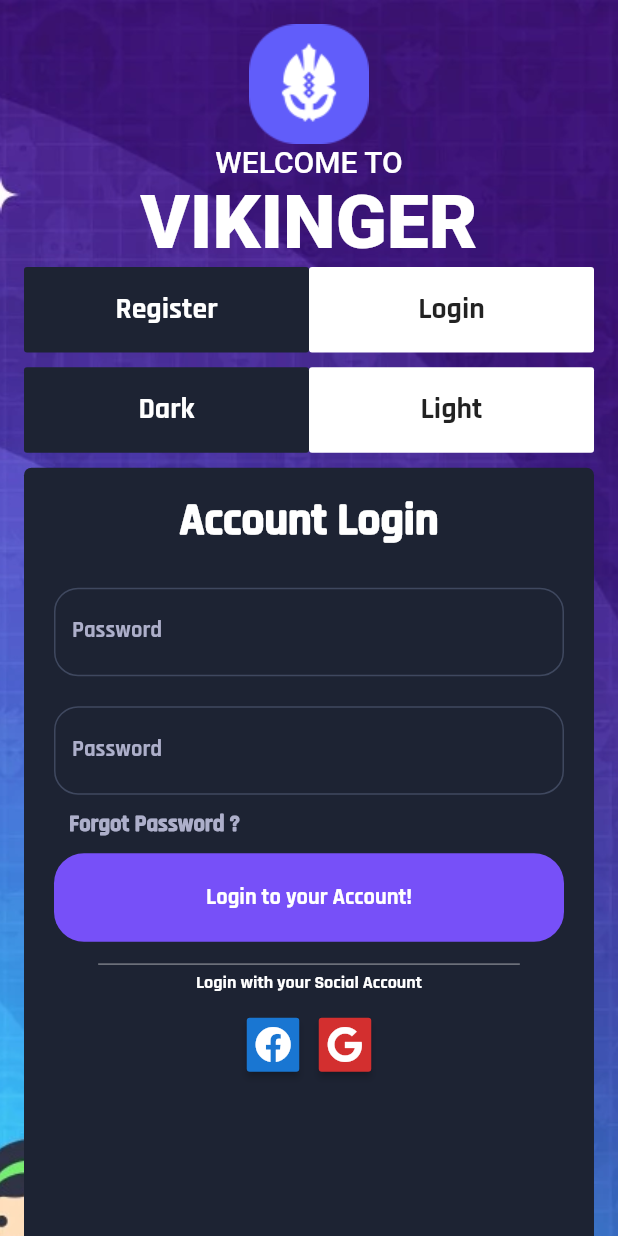
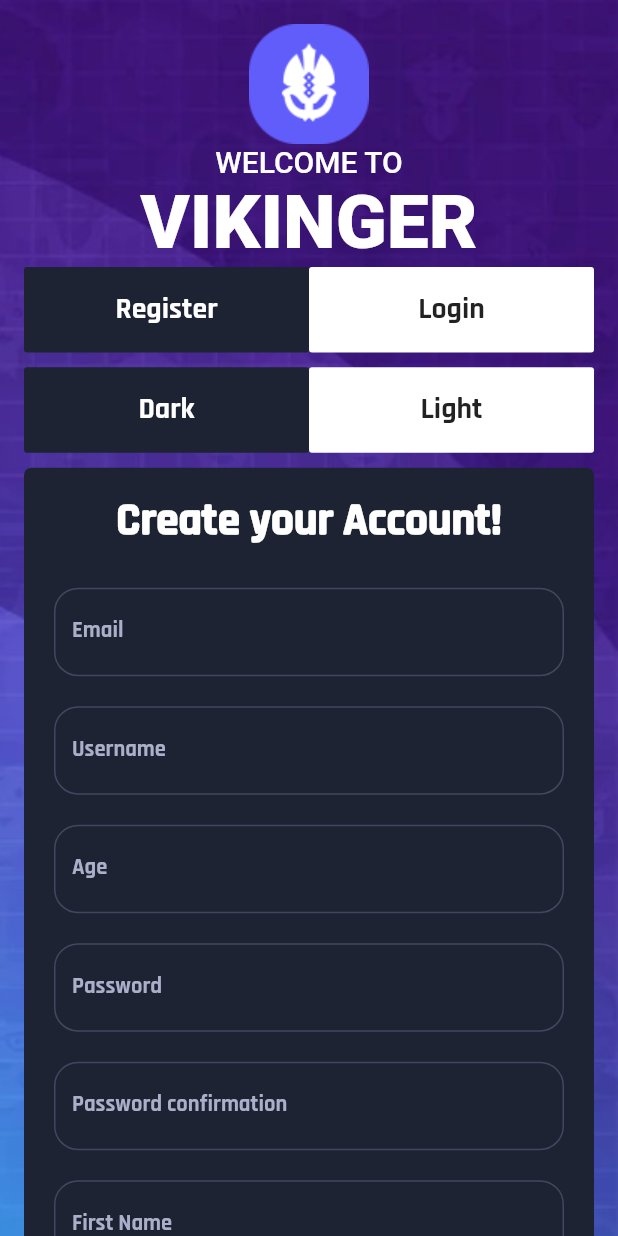
Before and after one commit to AhmedGrati/BusinessLandMobileApp, a Flutter app: the screen it shows after launch, on a phone screen of 412 x 824 dp. Run offline on Flutter 3.47's test engine with Material 2 defaults, Android fonts, the phone set to English and light mode, and no system bars; our stand-ins replace device_preview, flutter_signin_button, font_awesome_flutter, google_fonts.

Commit message:
refactoring code

```diff
--- a/lib/screens/auth_screen.dart
+++ b/lib/screens/auth_screen.dart
@@ -1,8 +1,9 @@
-import 'package:businessland_app/widgets/register_widget.dart';
+
 import 'package:flutter/material.dart';
 import 'package:google_fonts/google_fonts.dart';
 
 import '../size_config.dart';
+import 'components/register_widget.dart';
 
 class AuthScreen extends StatelessWidget {
   @override
@@ -12,11 +13,8 @@ class AuthScreen extends StatelessWidget {
     print(defaultSize);
     return SingleChildScrollView(
       child:Container(
-        height:defaultSize * 105,
-        padding: EdgeInsets.all(
-            16
-        ),
-        width: double.infinity,
+        padding: EdgeInsets.all(16),
+        width: MediaQuery.of(context).size.width,
         decoration: BoxDecoration(
             image: DecorationImage(
                 image: AssetImage("images/auth_cover.webp"),
--- /dev/null
+++ b/lib/screens/components/auth_card_widget.dart
@@ -0,0 +1,24 @@
+import 'package:flutter/material.dart';
+
+class AuthCardWidget extends StatelessWidget {
+  final Widget content;
+  final double height;
+  AuthCardWidget({this.content, this.height});
+  @override
+  Widget build(BuildContext context) {
+    return Container(
+      height:  this.height,
+      decoration: BoxDecoration(
+          color: Color(0xFF1D2333),
+          borderRadius: BorderRadius.all(Radius.circular(5.0))
+      ),
+      child: Column(
+        mainAxisAlignment: MainAxisAlignment.start,
+        crossAxisAlignment: CrossAxisAlignment.stretch,
+        children: <Widget>[
+          content
+        ],
+      ),
+    );
+  }
+}
--- a/lib/widgets/custom_auth_button.dart
+++ b/lib/screens/components/custom_auth_button.dart
@@ -1,6 +1,8 @@
 import 'package:flutter/material.dart';
 import 'package:google_fonts/google_fonts.dart';
 class CustomAuthButton extends StatelessWidget {
+  final String buttonContent;
+  CustomAuthButton({@required this.buttonContent});
   @override
   Widget build(BuildContext context) {
     return Container(
@@ -12,7 +14,7 @@ class CustomAuthButton extends StatelessWidget {
       child: Padding(
         padding: const EdgeInsets.all(20.0),
         child: Text(
-          'Login to your Account!',
+          buttonContent,
           textAlign: TextAlign.center,
           style: GoogleFonts.rajdhani(
               color: Colors.white,
--- a/lib/widgets/custom_auth_input.dart
+++ b/lib/screens/components/custom_auth_input.dart
@@ -2,6 +2,9 @@ import 'package:businessland_app/constants.dart';
 import 'package:flutter/material.dart';
 import 'package:google_fonts/google_fonts.dart';
 class CustomAuthInput extends StatelessWidget {
+  CustomAuthInput({@required this.labelText , this.isObscure});
+  final String labelText;
+  final bool isObscure;
   @override
   Widget build(BuildContext context) {
     return TextField(
@@ -11,7 +14,7 @@ class CustomAuthInput extends StatelessWidget {
           fontWeight: FontWeight.bold
       ),
       keyboardType: TextInputType.emailAddress,
-      obscureText: true,
+      obscureText: this.isObscure,
       decoration: kAuthTextFieldsDecoration.copyWith(
         enabledBorder: OutlineInputBorder(
             borderSide: BorderSide(
@@ -25,6 +28,7 @@ class CustomAuthInput extends StatelessWidget {
           ),
           borderRadius: BorderRadius.circular(16.0)
         ),
+          labelText: this.labelText
       ),
     );
   }
--- /dev/null
+++ b/lib/screens/components/login_widget.dart
@@ -0,0 +1,101 @@
+import 'package:businessland_app/size_config.dart';
+import 'auth_card_widget.dart';
+import 'package:flutter/material.dart';
+import 'package:flutter_signin_button/flutter_signin_button.dart';
+import 'package:font_awesome_flutter/font_awesome_flutter.dart';
+import 'package:google_fonts/google_fonts.dart';
+
+import 'custom_auth_button.dart';
+import 'custom_auth_input.dart';
+class LoginWidget extends StatelessWidget {
+  @override
+  Widget build(BuildContext context) {
+    double defaultSize = SizeConfig.defaultSize;
+    return  AuthCardWidget(
+      height: defaultSize*60,
+      content: Column(
+        mainAxisAlignment: MainAxisAlignment.start,
+        crossAxisAlignment: CrossAxisAlignment.stretch,
+        children: <Widget>[
+          Padding(
+            padding: const EdgeInsets.all(16.0),
+            child: Text('Account Login' ,
+              textAlign: TextAlign.center,
+              style: GoogleFonts.rajdhani(
+                  color: Colors.white,
+                  fontSize: 30.0,
+                  fontWeight: FontWeight.w900
+              ),
+            ),
+          ),
+          Padding(
+            padding: const EdgeInsets.symmetric(horizontal: 20.0,vertical: 10.0),
+            child: CustomAuthInput(
+              labelText: "Email or Username",
+              isObscure: false,
+            ),
+          ),
+          Padding(
+            padding:const EdgeInsets.symmetric(horizontal: 20.0,vertical: 10.0),
+            child: CustomAuthInput(
+              labelText: "Password",
+              isObscure: true,
+            ),
+          ),
+          Padding(
+            padding: EdgeInsets.only(left: 30.0),
+            child: Text(
+              'Forgot Password ?' ,
+              style: GoogleFonts.rajdhani(
+                  color: Color(0xffADAFCA),
+                  fontWeight: FontWeight.w900,
+                  fontSize: 15.0
+              ),
+            ),
+          ),
+          CustomAuthButton(
+            buttonContent: "Login to your Account!",
+          ),
+          SizedBox(
+            width: defaultSize * 12,
+            child: Divider(
+              color: Colors.white60,
+              height: defaultSize,
+              indent: defaultSize * 5,
+              endIndent: defaultSize * 5,
+            ),
+          ),
+          Text('Login with your Social Account' ,
+            textAlign: TextAlign.center,
+            style: GoogleFonts.rajdhani(
+                color: Colors.white,
+                fontWeight: FontWeight.bold,
+                fontSize: 12.0
+            ),
+          ),
+          SizedBox(height: defaultSize,),
+          Row(
+            mainAxisAlignment: MainAxisAlignment.center,
+
+            children: <Widget>[
+              SignInButtonBuilder(
+                text: 'Sign in with Email',
+                icon: FontAwesomeIcons.facebook,
+                onPressed: () {},
+                mini: true,
+                backgroundColor: Colors.blue[700],
+              ),
+              SignInButtonBuilder(
+                text: 'Sign in with Email',
+                icon: FontAwesomeIcons.google,
+                onPressed: () {},
+                mini: true,
+                backgroundColor: Colors.red[700],
+              )
+            ],
+          )
+        ],
+      ),
+    );
+  }
+}
--- /dev/null
+++ b/lib/screens/components/register_widget.dart
@@ -0,0 +1,125 @@
+import 'auth_card_widget.dart';
+import 'custom_auth_input.dart';
+import 'package:flutter/material.dart';
+import 'package:flutter_signin_button/button_builder.dart';
+import 'package:font_awesome_flutter/font_awesome_flutter.dart';
+import 'package:google_fonts/google_fonts.dart';
+
+import '../../size_config.dart';
+import 'custom_auth_button.dart';
+class RegisterWidget extends StatelessWidget {
+  @override
+  Widget build(BuildContext context) {
+    double defaultSize = SizeConfig.defaultSize;
+    return  AuthCardWidget(
+      height:  defaultSize * 100,
+      content: Column(
+        mainAxisAlignment: MainAxisAlignment.start,
+        crossAxisAlignment: CrossAxisAlignment.stretch,
+        children: <Widget>[
+          Padding(
+            padding: const EdgeInsets.all(16.0),
+            child: Text('Create your Account!' ,
+              textAlign: TextAlign.center,
+              style: GoogleFonts.rajdhani(
+                  color: Colors.white,
+                  fontSize: 30.0,
+                  fontWeight: FontWeight.w900
+              ),
+            ),
+          ),
+          Padding(
+            padding: const EdgeInsets.symmetric(horizontal: 20.0,vertical: 10.0),
+            child: CustomAuthInput(
+              labelText: "Email",
+              isObscure: false,
+            ),
+          ),
+          Padding(
+            padding:const EdgeInsets.symmetric(horizontal: 20.0,vertical: 10.0),
+            child: CustomAuthInput(
+              labelText: "Username",
+              isObscure: false,
+            ),
+          ),
+          Padding(
+            padding:const EdgeInsets.symmetric(horizontal: 20.0,vertical: 10.0),
+            child: CustomAuthInput(
+              labelText: "Age",
+              isObscure: false,
+            ),
+          ),
+          Padding(
+            padding:const EdgeInsets.symmetric(horizontal: 20.0,vertical: 10.0),
+            child: CustomAuthInput(
+              labelText: "Password",
+              isObscure: true,
+            ),
+          ),
+          Padding(
+            padding:const EdgeInsets.symmetric(horizontal: 20.0,vertical: 10.0),
+            child: CustomAuthInput(
+              labelText: "Password confirmation",
+              isObscure: false,
+            ),
+          ),
+          Padding(
+            padding:const EdgeInsets.symmetric(horizontal: 20.0,vertical: 10.0),
+            child: CustomAuthInput(
+              labelText: "First Name",
+              isObscure: false,
+            ),
+          ),
+          Padding(
+            padding:const EdgeInsets.symmetric(horizontal: 20.0,vertical: 10.0),
+            child: CustomAuthInput(
+              labelText: "Last Name",
+              isObscure: false,
+            ),
+          ),
+          CustomAuthButton(
+            buttonContent: "Register Now!",
+          ),
+          SizedBox(
+            width: defaultSize * 12,
+            child: Divider(
+              color: Colors.white60,
+              height: defaultSize,
+              indent: defaultSize * 5,
+              endIndent: defaultSize * 5,
+            ),
+          ),
+          Text('Register with your Social Account' ,
+            textAlign: TextAlign.center,
+            style: GoogleFonts.rajdhani(
+                color: Colors.white,
+                fontWeight: FontWeight.bold,
+                fontSize: 12.0
+            ),
+          ),
+          SizedBox(height: defaultSize,),
+          Row(
+            mainAxisAlignment: MainAxisAlignment.center,
+
+            children: <Widget>[
+              SignInButtonBuilder(
+                text: 'Sign in with Email',
+                icon: FontAwesomeIcons.facebook,
+                onPressed: () {},
+                mini: true,
+                backgroundColor: Colors.blue[700],
+              ),
+              SignInButtonBuilder(
+                text: 'Sign in with Email',
+                icon: FontAwesomeIcons.google,
+                onPressed: () {},
+                mini: true,
+                backgroundColor: Colors.red[700],
+              )
+            ],
+          )
+        ],
+      ),
+    );
+  }
+}
--- a/lib/widgets/login_widget.dart
+++ /dev/null
@@ -1,7 +0,0 @@
-import 'package:flutter/material.dart';
-class LoginWidget extends StatelessWidget {
-  @override
-  Widget build(BuildContext context) {
-    return Container();
-  }
-}
--- a/lib/widgets/register_widget.dart
+++ /dev/null
@@ -1,95 +0,0 @@
-import 'package:businessland_app/size_config.dart';
-import 'package:businessland_app/widgets/custom_auth_button.dart';
-import 'package:businessland_app/widgets/custom_auth_input.dart';
-import 'package:flutter/material.dart';
-import 'package:flutter_signin_button/flutter_signin_button.dart';
-import 'package:font_awesome_flutter/font_awesome_flutter.dart';
-import 'package:google_fonts/google_fonts.dart';
-class RegisterWidget extends StatelessWidget {
-  @override
-  Widget build(BuildContext context) {
-    double defaultSize = SizeConfig.defaultSize;
-    return  Container(
-        height:  defaultSize * 60,
-        decoration: BoxDecoration(
-          color: Color(0xFF1D2333),
-          borderRadius: BorderRadius.all(Radius.circular(5.0))
-        ),
-        child: Column(
-          mainAxisAlignment: MainAxisAlignment.start,
-          crossAxisAlignment: CrossAxisAlignment.stretch,
-          children: <Widget>[
-            Padding(
-                padding: const EdgeInsets.all(16.0),
-                child: Text('Account Login' ,
-                  textAlign: TextAlign.center,
-                  style: GoogleFonts.rajdhani(
-                    color: Colors.white,
-                    fontSize: 30.0,
-                    fontWeight: FontWeight.w900
-                  ),
-                ),
-              ),
-            Padding(
-                padding: const EdgeInsets.symmetric(horizontal: 20.0,vertical: 10.0),
-                child: CustomAuthInput(),
-            ),
-            Padding(
-                padding:const EdgeInsets.symmetric(horizontal: 20.0,vertical: 10.0),
-                child: CustomAuthInput(),
-              ),
-            Padding(
-                padding: EdgeInsets.only(left: 30.0),
-                child: Text(
-                  'Forgot Password ?' ,
-                  style: GoogleFonts.rajdhani(
-                    color: Color(0xffADAFCA),
-                    fontWeight: FontWeight.w900,
-                    fontSize: 15.0
-                  ),
-                ),
-              ),
-            CustomAuthButton(),
-            SizedBox(
-              width: defaultSize * 12,
-              child: Divider(
-                color: Colors.white60,
-                height: defaultSize,
-                indent: defaultSize * 5,
-                endIndent: defaultSize * 5,
-              ),
-            ),
-            Text('Login with your Social Account' ,
-                textAlign: TextAlign.center,
-                style: GoogleFonts.rajdhani(
-                  color: Colors.white,
-                  fontWeight: FontWeight.bold,
-                  fontSize: 12.0
-                ),
-              ),
-            SizedBox(height: defaultSize,),
-            Row(
-              mainAxisAlignment: MainAxisAlignment.center,
-
-              children: <Widget>[
-                SignInButtonBuilder(
-                  text: 'Sign in with Email',
-                  icon: FontAwesomeIcons.facebook,
-                  onPressed: () {},
-                  mini: true,
-                  backgroundColor: Colors.blue[700],
-                ),
-                SignInButtonBuilder(
-                  text: 'Sign in with Email',
-                  icon: FontAwesomeIcons.google,
-                  onPressed: () {},
-                  mini: true,
-                  backgroundColor: Colors.red[700],
-                )
-              ],
-            )
-          ],
-        ),
-    );
-  }
-}
```
